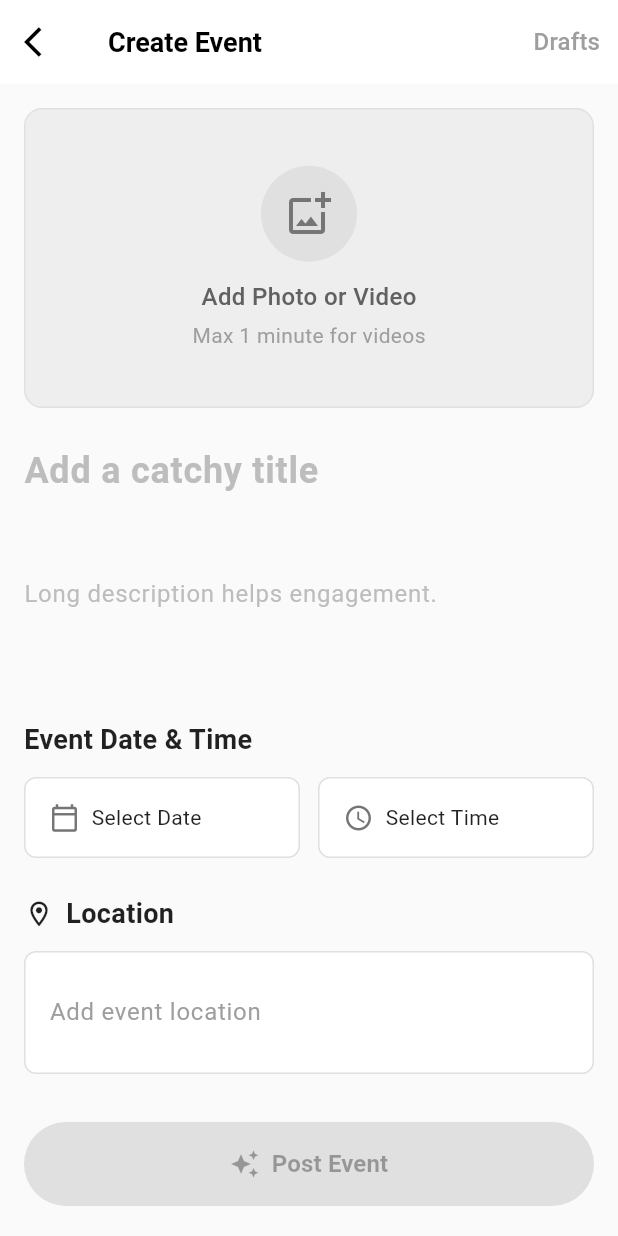
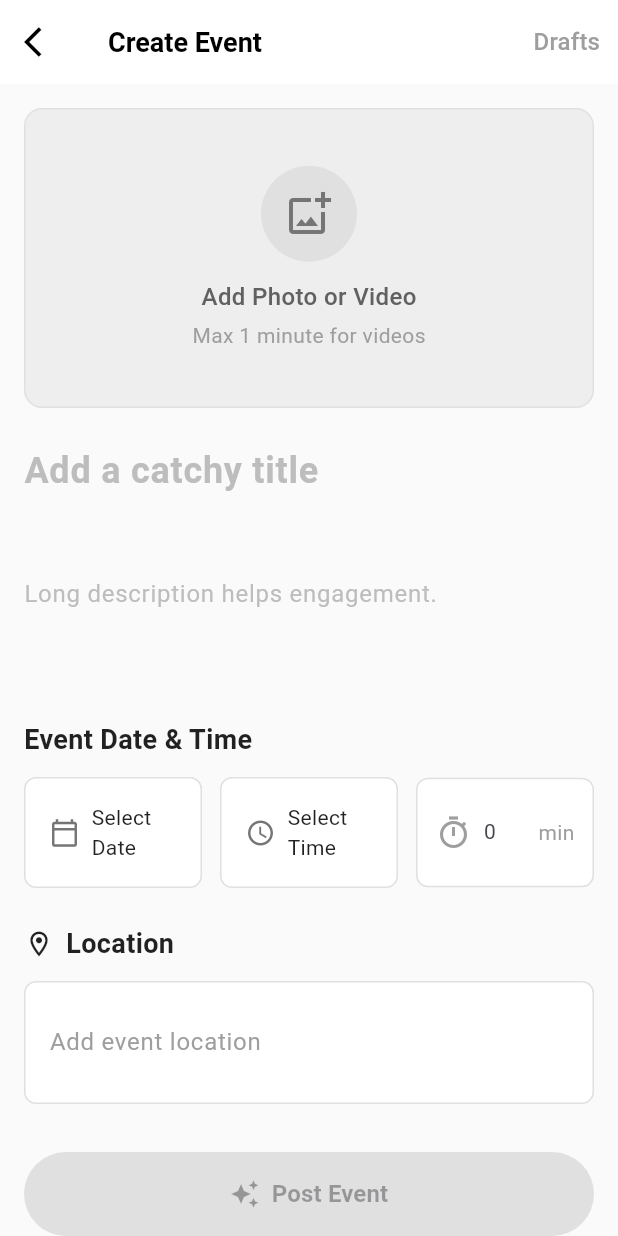
Before and after one commit to chennethelius/centrX, a Flutter app: the ClubPage screen opened directly, after a tap on the "add" icon, on a phone screen of 412 x 824 dp. Run offline on Flutter 3.47's test engine with Material 3 defaults, Android fonts, the phone set to English and light mode, and no system bars; our stand-ins replace cloud_firestore, crystal_navigation_bar, firebase_auth, firebase_core, firebase_storage, google_sign_in and 3 more; accounts and stored records are empty; generated files the repository leaves out were written again.

Commit message:
feat: added event duration
reformatted bento boxes and added event durationMinutes to event object, also added qrOn bool to track qr code

```diff
--- /dev/null
+++ b/flutter_auth/lib/components/bento_grid.dart
@@ -0,0 +1,131 @@
+import 'package:flutter/material.dart';
+import 'package:iconly/iconly.dart';
+import 'dart:ui';
+
+/// Data model for a single bento card.
+class BentoItem {
+  final String title;
+  final String value;
+  final String subtitle;
+  final IconData icon;
+  final Color color;
+
+  const BentoItem({
+    required this.title,
+    required this.value,
+    required this.subtitle,
+    required this.icon,
+    required this.color,
+  });
+}
+
+/// A grid of customizable bento cards.
+class BentoGrid extends StatelessWidget {
+  final List<BentoItem> items;
+  final int crossAxisCount;
+  final double childAspectRatio;
+  final double spacing;
+
+  const BentoGrid({
+    Key? key,
+    required this.items,
+    this.crossAxisCount = 2,
+    this.childAspectRatio = 1.1,
+    this.spacing = 16.0,
+  }) : super(key: key);
+
+  @override
+  Widget build(BuildContext context) {
+    return GridView.count(
+      crossAxisCount: crossAxisCount,
+      shrinkWrap: true,
+      physics: const NeverScrollableScrollPhysics(),
+      crossAxisSpacing: spacing,
+      mainAxisSpacing: spacing,
+      childAspectRatio: childAspectRatio,
+      children: items.map((item) => _BentoCard(item: item)).toList(),
+    );
+  }
+}
+
+class _BentoCard extends StatelessWidget {
+  final BentoItem item;
+
+  const _BentoCard({Key? key, required this.item}) : super(key: key);
+
+  @override
+  Widget build(BuildContext context) {
+    return Container(
+      decoration: BoxDecoration(
+        borderRadius: BorderRadius.circular(24),
+        gradient: LinearGradient(
+          begin: Alignment.topLeft,
+          end: Alignment.bottomRight,
+          colors: [
+            Colors.white.withValues(alpha: 0.2),
+            Colors.white.withValues(alpha: 0.05),
+          ],
+        ),
+        border: Border.all(
+          color: Colors.white.withValues(alpha: 0.3),
+          width: 1,
+        ),
+        boxShadow: [
+          BoxShadow(
+            color: Colors.black.withValues(alpha: 0.1),
+            blurRadius: 20,
+            offset: const Offset(0, 10),
+          ),
+        ],
+      ),
+      child: ClipRRect(
+        borderRadius: BorderRadius.circular(24),
+        child: BackdropFilter(
+          filter: ImageFilter.blur(sigmaX: 15, sigmaY: 15),
+          child: Padding(
+            padding: const EdgeInsets.all(20),
+            child: Column(
+              crossAxisAlignment: CrossAxisAlignment.start,
+              children: [
+                Container(
+                  padding: const EdgeInsets.all(12),
+                  decoration: BoxDecoration(
+                    color: item.color.withValues(alpha: 0.2),
+                    borderRadius: BorderRadius.circular(16),
+                  ),
+                  child: Icon(item.icon, color: item.color, size: 24),
+                ),
+                const Spacer(),
+                Text(
+                  item.value,
+                  style: const TextStyle(
+                    fontSize: 28,
+                    fontWeight: FontWeight.w800,
+                    color: Colors.white,
+                  ),
+                ),
+                const SizedBox(height: 4),
+                Text(
+                  item.title,
+                  style: const TextStyle(
+                    fontSize: 14,
+                    color: Colors.white,
+                    fontWeight: FontWeight.w600,
+                  ),
+                ),
+                Text(
+                  item.subtitle,
+                  style: const TextStyle(
+                    fontSize: 12,
+                    color: Colors.white70,
+                    fontWeight: FontWeight.w400,
+                  ),
+                ),
+              ],
+            ),
+          ),
+        ),
+      ),
+    );
+  }
+}
--- a/flutter_auth/lib/models/event.dart
+++ b/flutter_auth/lib/models/event.dart
@@ -1,8 +1,12 @@
+import 'dart:ui';
+
 import 'package:cloud_firestore/cloud_firestore.dart';
 
 class Event {
   final int likeCount;
   final int commentCount;
+  final int durationMinutes;
+  final bool isQrEnabled;
   final bool isRsvped;
   final String eventId;
   final String ownerId;
@@ -18,6 +22,8 @@ class Event {
   final List<String> rsvpList;
 
   Event({
+    required this.isQrEnabled,
+    required this.durationMinutes,
     required this.mediaId,
     required this.likeCount,
     required this.commentCount,
@@ -50,6 +56,8 @@ class Event {
       location:      json['location']      as String?        ?? '',
       createdAt:     (json['createdAt']    as Timestamp).toDate(),
       eventDate:     (json['eventDate']    as Timestamp).toDate(),
+      durationMinutes: json['durationMinutes'] as int?            ?? 0,
+      isQrEnabled:     json['isQrEnabled']     as bool?           ?? false,
       mediaUrls:     List<String>.from(json['mediaUrls']    as List<dynamic>? ?? []),
       attendanceList: List<String>.from(json['attendanceList'] as List<dynamic>? ?? []),
       rsvpList: List<String>.from(json['rsvpList'] as List<dynamic>? ?? []),
@@ -71,6 +79,8 @@ class Event {
       'location':       location,
       'createdAt':      Timestamp.fromDate(createdAt),
       'eventDate':      Timestamp.fromDate(eventDate),
+      'durationMinutes': durationMinutes,
+      'isQrEnabled':     isQrEnabled,
       'mediaUrls':      mediaUrls,
       'attendanceList': attendanceList,
       'rsvpList': rsvpList,
--- a/flutter_auth/lib/pages/club_page.dart
+++ b/flutter_auth/lib/pages/club_page.dart
@@ -3,9 +3,10 @@ import 'dart:ui';
 import 'package:flutter_auth/pages/post_event_page.dart';
 import '../models/event.dart';
 import '../components/logout_button.dart';
-
+import 'package:iconly/iconly.dart';
 import 'package:firebase_auth/firebase_auth.dart';
 import 'package:cloud_firestore/cloud_firestore.dart';
+import 'package:flutter_auth/components/bento_grid.dart';
 
 class ClubPage extends StatefulWidget {
   const ClubPage({super.key});
@@ -70,7 +71,27 @@ class _ClubPageState extends State<ClubPage> {
                     // Club Header
                     _buildClubHeader(),
                     const SizedBox(height: 24),
-
+                    BentoGrid(
+                      crossAxisCount: 2,               // optional (default 2)
+                      childAspectRatio: 1.1,           // optional
+                      spacing: 16.0,                   // optional
+                      items: [
+                        BentoItem(
+                          title: 'Likes',
+                          value: '0',
+                          subtitle: '',
+                          icon: IconlyBold.heart,
+                          color: Colors.red,
+                        ),
+                        BentoItem(
+                          title: 'Activity',
+                          value: '0',
+                          subtitle: '',
+                          icon: IconlyBold.activity,
+                          color: Colors.yellow,
+                        ),
+                      ],
+                    ),
                     // Events Section
                     //_buildEventsSection(),
                     const SizedBox(height: 100), // Space for FAB
--- a/flutter_auth/lib/pages/post_event_page.dart
+++ b/flutter_auth/lib/pages/post_event_page.dart
@@ -21,6 +21,7 @@ class _PostEventPageState extends State<PostEventPage> {
   final _titleController = TextEditingController();
   final _descriptionController = TextEditingController();
   final _locationController = TextEditingController();
+  final _durationController = TextEditingController();
   final ImagePicker _picker = ImagePicker();
 
   File? _selectedMedia;
@@ -34,6 +35,7 @@ class _PostEventPageState extends State<PostEventPage> {
     _titleController.dispose();
     _descriptionController.dispose();
     _locationController.dispose();
+    _durationController.dispose();
     _videoController?.dispose();
     super.dispose();
   }
@@ -64,7 +66,6 @@ class _PostEventPageState extends State<PostEventPage> {
       final controller = VideoPlayerController.file(File(video.path));
       await controller.initialize();
       controller.setLooping(true);
-      //controller.play();
       setState(() {
         _selectedMedia = File(video.path);
         _mediaType = 'video';
@@ -160,7 +161,10 @@ class _PostEventPageState extends State<PostEventPage> {
         title: const Text('Media Required'),
         content: const Text('Please add a photo or video to your event.'),
         actions: [
-          TextButton(onPressed: () => Navigator.pop(context), child: const Text('OK')),
+          TextButton(
+            onPressed: () => Navigator.pop(context),
+            child: const Text('OK'),
+          ),
         ],
       ),
     );
@@ -172,7 +176,6 @@ class _PostEventPageState extends State<PostEventPage> {
       return;
     }
 
-  // 1) Show a loading indicator
     showDialog(
       context: context,
       barrierDismissible: false,
@@ -183,7 +186,6 @@ class _PostEventPageState extends State<PostEventPage> {
       final user = FirebaseAuth.instance.currentUser!;
       final clubId = user.uid;
 
-    // 2) Generate a new eventId
       final eventRef = FirebaseFirestore.instance
           .collection('clubs')
           .doc(clubId)
@@ -191,67 +193,62 @@ class _PostEventPageState extends State<PostEventPage> {
           .doc();
       final eventId = eventRef.id;
 
-    // 3) Upload the media file
       final storageRef = FirebaseStorage.instance
           .ref('clubs/$clubId/events/$eventId/media/$eventId');
       final uploadTask = storageRef.putFile(_selectedMedia!);
       final snapshot = await uploadTask;
       final downloadUrl = await snapshot.ref.getDownloadURL();
 
-      // 3.5)
       final clubSnap = await FirebaseFirestore.instance
           .collection('clubs')
           .doc(clubId)
           .get();
       final clubData = clubSnap.data()!;
-    final clubName = (clubData['club_name']) as String?
-                    ?? 'Unknown Club';
+      final clubName = (clubData['club_name']) as String? ?? 'Unknown Club';
 
-    // 4) Construct your Event model
       final event = Event(
         likeCount: 0,
         commentCount: 0,
         isRsvped: false,
-      mediaId:    '',
-      eventId:        eventId,
-      ownerId:       user.uid,
-      clubname:      clubName,
-      title:         _titleController.text.trim(),
-      description:   _descriptionController.text.trim(),
-      location:      _locationController.text.trim(),
-      createdAt:     DateTime.now(),
-      eventDate:     DateTime(
+        mediaId: '',
+        eventId: eventId,
+        ownerId: user.uid,
+        clubname: clubName,
+        title: _titleController.text.trim(),
+        description: _descriptionController.text.trim(),
+        location: _locationController.text.trim(),
+        createdAt: DateTime.now(),
+        eventDate: DateTime(
           _selectedDate!.year,
           _selectedDate!.month,
           _selectedDate!.day,
           _selectedTime!.hour,
           _selectedTime!.minute,
         ),
-      mediaUrls:     [downloadUrl],
+        mediaUrls: [downloadUrl],
         attendanceList: [],
         rsvpList: [],
+        durationMinutes: int.tryParse(_durationController.text.trim()) ?? 0,
+        isQrEnabled: false,
       );
 
-    // 5) Write both event + top‑level media docs in one batch
       await PostService().createEventWithMedia(
         clubId: clubId,
-      event:  event,
+        event: event,
       );
 
-    // 6) Success!
-    Navigator.of(context).pop(); // dismiss loading dialog
+      Navigator.of(context).pop();
       ScaffoldMessenger.of(context).showSnackBar(
         const SnackBar(content: Text('Event posted successfully!')),
       );
-    Navigator.pop(context); // go back
+      Navigator.pop(context);
     } catch (e) {
-    Navigator.of(context).pop(); // dismiss loading
+      Navigator.of(context).pop();
       ScaffoldMessenger.of(context).showSnackBar(
         SnackBar(content: Text('Error posting event: $e')),
       );
     }
   }
-
 
   @override
   Widget build(BuildContext context) {
@@ -259,27 +256,51 @@ class _PostEventPageState extends State<PostEventPage> {
         _descriptionController.text.isNotEmpty &&
         _locationController.text.isNotEmpty &&
         _selectedDate != null &&
-        _selectedTime != null;
+        _selectedTime != null &&
+        int.tryParse(_durationController.text.trim()) != null;
 
     return Scaffold(
       backgroundColor: Colors.grey[50],
       appBar: AppBar(
         backgroundColor: Colors.white,
         elevation: 0,
-        leading: IconButton(onPressed: () => Navigator.pop(context), icon: const Icon(Icons.arrow_back_ios, color: Colors.black)),
-        title: const Text('Create Event', style: TextStyle(color: Colors.black, fontSize: 18, fontWeight: FontWeight.w600)),
+        leading: IconButton(
+          onPressed: () => Navigator.pop(context),
+          icon: const Icon(Icons.arrow_back_ios, color: Colors.black),
+        ),
+        title: const Text(
+          'Create Event',
+          style: TextStyle(color: Colors.black, fontSize: 18, fontWeight: FontWeight.w600),
+        ),
         actions: [
-          TextButton(onPressed: _saveAsDraft, child: const Text('Drafts', style: TextStyle(color: Colors.grey, fontSize: 16))),
+          TextButton(
+            onPressed: _saveAsDraft,
+            child: const Text('Drafts', style: TextStyle(color: Colors.grey, fontSize: 16)),
+          ),
         ],
       ),
       body: SingleChildScrollView(
         padding: const EdgeInsets.all(16),
-        child: Column(crossAxisAlignment: CrossAxisAlignment.start, children: [
+        child: Column(
+          crossAxisAlignment: CrossAxisAlignment.start,
+          children: [
             _buildMediaUploadSection(),
             const SizedBox(height: 24),
-          _buildTextField(controller: _titleController, hintText: 'Add a catchy title', fontSize: 24, fontWeight: FontWeight.w600, maxLines: 2),
+            _buildTextField(
+              controller: _titleController,
+              hintText: 'Add a catchy title',
+              fontSize: 24,
+              fontWeight: FontWeight.w600,
+              maxLines: 2,
+            ),
             const SizedBox(height: 16),
-          _buildTextField(controller: _descriptionController, hintText: 'Long description helps engagement.', fontSize: 16, maxLines: 5, minLines: 3),
+            _buildTextField(
+              controller: _descriptionController,
+              hintText: 'Long description helps engagement.',
+              fontSize: 16,
+              maxLines: 5,
+              minLines: 3,
+            ),
             const SizedBox(height: 24),
             _buildDateTimeSection(),
             const SizedBox(height: 24),
@@ -294,18 +315,24 @@ class _PostEventPageState extends State<PostEventPage> {
                   backgroundColor: const Color(0xFFFF1744),
                   foregroundColor: Colors.white,
                   elevation: 0,
-                shape: RoundedRectangleBorder(borderRadius: BorderRadius.circular(28)),
+                  shape: RoundedRectangleBorder(
+                    borderRadius: BorderRadius.circular(28),
+                  ),
                   disabledBackgroundColor: Colors.grey[300],
                 ),
-              child: Row(mainAxisAlignment: MainAxisAlignment.center, children: const [
+                child: Row(
+                  mainAxisAlignment: MainAxisAlignment.center,
+                  children: const [
                     Icon(Icons.auto_awesome, size: 20),
                     SizedBox(width: 8),
                     Text('Post Event', style: TextStyle(fontSize: 16, fontWeight: FontWeight.w600)),
-              ]),
+                  ],
+                ),
               ),
             ),
             const SizedBox(height: 20),
-        ]),
+          ],
+        ),
       ),
     );
   }
@@ -314,15 +341,32 @@ class _PostEventPageState extends State<PostEventPage> {
     return Container(
       width: double.infinity,
       height: 200,
-      decoration: BoxDecoration(color: Colors.grey[200], borderRadius: BorderRadius.circular(12), border: Border.all(color: Colors.grey[300]!)),
-      child: _selectedMedia == null ? InkWell(onTap: _selectMedia, borderRadius: BorderRadius.circular(12), child: _buildMediaPlaceholder()) : _buildSelectedMediaView(),
+      decoration: BoxDecoration(
+        color: Colors.grey[200],
+        borderRadius: BorderRadius.circular(12),
+        border: Border.all(color: Colors.grey[300]!),
+      ),
+      child: _selectedMedia == null
+          ? InkWell(
+              onTap: _selectMedia,
+              borderRadius: BorderRadius.circular(12),
+              child: _buildMediaPlaceholder(),
+            )
+          : _buildSelectedMediaView(),
     );
   }
 
   Widget _buildMediaPlaceholder() => Column(
         mainAxisAlignment: MainAxisAlignment.center,
         children: [
-          Container(padding: const EdgeInsets.all(16), decoration: BoxDecoration(color: Colors.grey[300], borderRadius: BorderRadius.circular(50)), child: Icon(Icons.add_photo_alternate_outlined, size: 32, color: Colors.grey[600])),
+          Container(
+            padding: const EdgeInsets.all(16),
+            decoration: BoxDecoration(
+              color: Colors.grey[300],
+              borderRadius: BorderRadius.circular(50),
+            ),
+            child: Icon(Icons.add_photo_alternate_outlined, size: 32, color: Colors.grey[600]),
+          ),
           const SizedBox(height: 12),
           Text('Add Photo or Video', style: TextStyle(fontSize: 16, fontWeight: FontWeight.w500, color: Colors.grey[700])),
           const SizedBox(height: 4),
@@ -330,26 +374,51 @@ class _PostEventPageState extends State<PostEventPage> {
         ],
       );
 
-  Widget _buildSelectedMediaView() => Stack(children: [
+  Widget _buildSelectedMediaView() => Stack(
+        children: [
           ClipRRect(
             borderRadius: BorderRadius.circular(12),
             child: _mediaType == 'image'
                 ? Image.file(_selectedMedia!, width: double.infinity, height: 200, fit: BoxFit.cover)
                 : (_videoController != null && _videoController!.value.isInitialized
-                  ? AspectRatio(aspectRatio: _videoController!.value.aspectRatio, child: VideoPlayer(_videoController!))
+                    ? AspectRatio(
+                        aspectRatio: _videoController!.value.aspectRatio,
+                        child: VideoPlayer(_videoController!),
+                      )
                     : Container(width: double.infinity, height: 200, color: Colors.black)),
           ),
-        Positioned(top: 8, right: 8, child: GestureDetector(onTap: () => setState(() { _selectedMedia = null; _videoController = null; }), child: Container(padding: const EdgeInsets.all(4), decoration: const BoxDecoration(color: Colors.black54, shape: BoxShape.circle), child: const Icon(Icons.close, color: Colors.white, size: 20)))),
+          Positioned(
+            top: 8,
+            right: 8,
+            child: GestureDetector(
+              onTap: () => setState(() {
+                _selectedMedia = null;
+                _videoController = null;
+              }),
+              child: Container(
+                padding: const EdgeInsets.all(4),
+                decoration: const BoxDecoration(color: Colors.black54, shape: BoxShape.circle),
+                child: const Icon(Icons.close, color: Colors.white, size: 20),
+              ),
+            ),
+          ),
           if (_mediaType == 'video')
             const Positioned(
               top: 8,
               left: 8,
               child: DecoratedBox(
-              decoration: BoxDecoration(color: Colors.black54, borderRadius: BorderRadius.all(Radius.circular(12))),
-              child: Padding(padding: EdgeInsets.symmetric(horizontal: 8, vertical: 4), child: Text('VIDEO', style: TextStyle(color: Colors.white, fontSize: 12, fontWeight: FontWeight.w600))),
+                decoration: BoxDecoration(
+                  color: Colors.black54,
+                  borderRadius: BorderRadius.all(Radius.circular(12)),
+                ),
+                child: Padding(
+                  padding: EdgeInsets.symmetric(horizontal: 8, vertical: 4),
+                  child: Text('VIDEO', style: TextStyle(color: Colors.white, fontSize: 12, fontWeight: FontWeight.w600)),
                 ),
               ),
-      ]);
+            ),
+        ],
+      );
 
   Widget _buildTextField({
     required TextEditingController controller,
@@ -364,48 +433,124 @@ class _PostEventPageState extends State<PostEventPage> {
       maxLines: maxLines,
       minLines: minLines,
       style: TextStyle(fontSize: fontSize, fontWeight: fontWeight, color: Colors.black87),
-      decoration: InputDecoration(hintText: hintText, hintStyle: TextStyle(fontSize: fontSize, fontWeight: fontWeight, color: Colors.grey[400]), border: InputBorder.none, contentPadding: EdgeInsets.zero),
+      decoration: InputDecoration(
+        hintText: hintText,
+        hintStyle: TextStyle(fontSize: fontSize, fontWeight: fontWeight, color: Colors.grey[400]),
+        border: InputBorder.none,
+        contentPadding: EdgeInsets.zero,
+      ),
     );
   }
 
   Widget _buildDateTimeSection() {
-    return Column(crossAxisAlignment: CrossAxisAlignment.start, children: [
+    return Column(
+      crossAxisAlignment: CrossAxisAlignment.start,
+      children: [
         const Text('Event Date & Time', style: TextStyle(fontSize: 18, fontWeight: FontWeight.w600, color: Colors.black87)),
         const SizedBox(height: 12),
-      Row(children: [
+        Row(
+          children: [
             Expanded(child: _buildDateTimeButton(label: _selectedDate == null ? 'Select Date' : '${_selectedDate!.day}/${_selectedDate!.month}/${_selectedDate!.year}', icon: Icons.calendar_today_outlined, onTap: _selectDate)),
             const SizedBox(width: 12),
             Expanded(child: _buildDateTimeButton(label: _selectedTime == null ? 'Select Time' : _selectedTime!.format(context), icon: Icons.access_time_outlined, onTap: _selectTime)),
-      ]),
-    ]);
+            const SizedBox(width: 12),
+            Expanded(child: _buildDurationField()),
+          ],
+        ),
+      ],
+    );
   }
 
-  Widget _buildDateTimeButton({required String label, required IconData icon, required VoidCallback onTap}) {
+  Widget _buildDurationField() {
+    return Container(
+      padding: const EdgeInsets.symmetric(horizontal: 12, vertical: 21),
+      decoration: BoxDecoration(
+        color: Colors.white,
+        border: Border.all(color: Colors.grey[300]!),
+        borderRadius: BorderRadius.circular(8),
+      ),
+      child: Row(
+        children: [
+          const Icon(Icons.timer_outlined, color: Colors.grey),
+          const SizedBox(width: 8),
+          Expanded(
+            child: TextField(
+              controller: _durationController,
+              keyboardType: TextInputType.number,
+              style: const TextStyle(fontSize: 14),
+              decoration: const InputDecoration(
+                border: InputBorder.none,
+                isDense: true,
+                hintText: '0',
+              ),
+            ),
+          ),
+          const Text('min', style: TextStyle(color: Colors.grey)),
+        ],
+      ),
+    );
+  }
+
+  Widget _buildDateTimeButton({
+    required String label,
+    required IconData icon,
+    required VoidCallback onTap,
+  }) {
     return InkWell(
       onTap: onTap,
       borderRadius: BorderRadius.circular(8),
       child: Container(
         padding: const EdgeInsets.all(16),
-        decoration: BoxDecoration(color: Colors.white, borderRadius: BorderRadius.circular(8), border: Border.all(color: Colors.grey[300]!)),
-        child: Row(children: [Icon(icon, size: 20, color: Colors.grey[600]), const SizedBox(width: 8), Expanded(child: Text(label, style: TextStyle(fontSize: 14, color: Colors.black87)))]),
+        decoration: BoxDecoration(
+          color: Colors.white,
+          borderRadius: BorderRadius.circular(8),
+          border: Border.all(color: Colors.grey[300]!),
+        ),
+        child: Row(
+          children: [
+            Icon(icon, size: 20, color: Colors.grey[600]),
+            const SizedBox(width: 8),
+            Expanded(
+              child: Text(label, style: const TextStyle(fontSize: 14, color: Colors.black87)),
+            ),
+          ],
+        ),
       ),
     );
   }
 
   Widget _buildLocationSection() {
-    return Column(crossAxisAlignment: CrossAxisAlignment.start, children: [
-      Row(children: const [Icon(Icons.location_on_outlined, size: 20), SizedBox(width: 8), Text('Location', style: TextStyle(fontSize: 18, fontWeight: FontWeight.w600, color: Colors.black87))]),
+    return Column(
+      crossAxisAlignment: CrossAxisAlignment.start,
+      children: [
+        Row(
+          children: const [
+            Icon(Icons.location_on_outlined, size: 20),
+            SizedBox(width: 8),
+            Text('Location', style: TextStyle(fontSize: 18, fontWeight: FontWeight.w600, color: Colors.black87)),
+          ],
+        ),
         const SizedBox(height: 12),
         Container(
           width: double.infinity,
           padding: const EdgeInsets.all(16),
-        decoration: BoxDecoration(color: Colors.white, borderRadius: BorderRadius.circular(8), border: Border.all(color: Colors.grey[300]!)),
+          decoration: BoxDecoration(
+            color: Colors.white,
+            borderRadius: BorderRadius.circular(8),
+            border: Border.all(color: Colors.grey[300]!),
+          ),
           child: TextField(
             controller: _locationController,
             style: const TextStyle(fontSize: 16, color: Colors.black87),
-          decoration: InputDecoration(hintText: 'Add event location', hintStyle: TextStyle(fontSize: 16, color: Colors.grey[500]), border: InputBorder.none, contentPadding: EdgeInsets.zero),
+            decoration: InputDecoration(
+              hintText: 'Add event location',
+              hintStyle: TextStyle(fontSize: 16, color: Colors.grey[500]),
+              border: InputBorder.none,
+              contentPadding: EdgeInsets.zero,
             ),
           ),
-    ]);
+        ),
+      ],
+    );
   }
 }
--- a/flutter_auth/lib/services/post_service.dart
+++ b/flutter_auth/lib/services/post_service.dart
@@ -1,5 +1,3 @@
-// lib/services/post_service.dart
-
 import 'package:cloud_firestore/cloud_firestore.dart';
 import 'package:uuid/uuid.dart';
 import '../models/event.dart';
```
Also changed, not shown: flutter_auth/lib/pages/home_page.dart (+22 -110 lines). Lines whose indentation alone changed are shown as unchanged.
